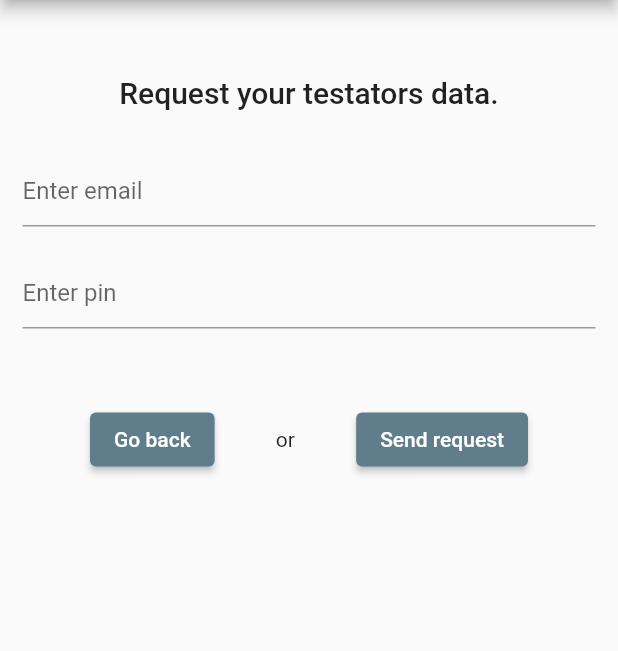
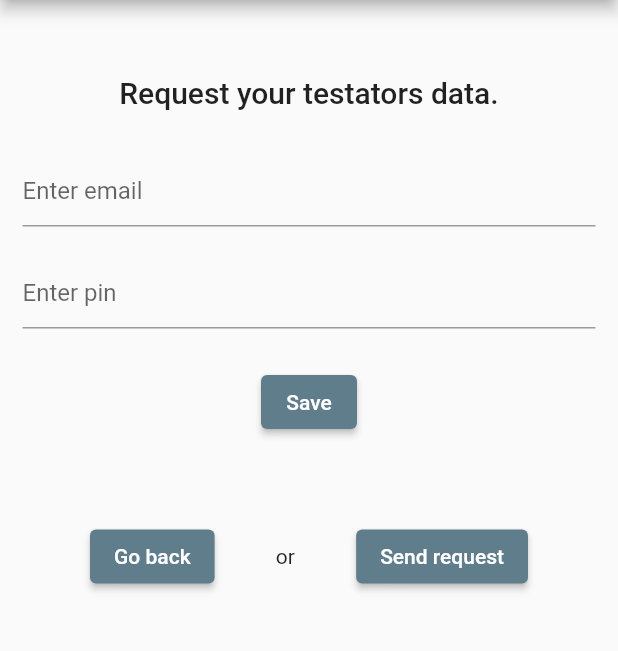
Before and after one commit to gorast-angelovski/willy, a Flutter app: the RequestDataPage screen opened by its route, on a phone screen of 412 x 824 dp, the part 84-735 px from its top. Run offline on Flutter 3.47's test engine with Material 2 defaults, Android fonts, the phone set to English and light mode, and no system bars; our stand-ins replace cloud_firestore, firebase_auth, flutter_spinkit; missing offline and left inert: flutter_email_sender; accounts and stored records are empty.

```diff
--- a/lib/main.dart
+++ b/lib/main.dart
@@ -38,7 +38,7 @@ class MyApp extends StatelessWidget {
               ),
             ),
         '/request-data': (context) =>
-            const RequestDataPage(title: "Willy - Request data"),
+            RequestDataPage(title: "Willy - Request data"),
         '/voice-instructions': (context) =>
             const VoiceInstructionsPage(title: "Willy - Voice instructions"),
         '/images': (context) => const ImagesPage(title: "Willy - Images"),
--- a/lib/model/user.dart
+++ b/lib/model/user.dart
@@ -9,6 +9,7 @@ class ApplicationUserData {
   final String name;
   final String surname;
   final String executorPin;
+  final String executorEmail = "";
 
   ApplicationUserData(
       {required this.uid,
--- a/lib/request_data_page.dart
+++ b/lib/request_data_page.dart
@@ -1,9 +1,14 @@
 import 'package:flutter/material.dart';
+import 'package:willy/service/email_service.dart';
 
 class RequestDataPage extends StatelessWidget {
   final String title;
+  final _formKey = GlobalKey<FormState>();
 
-  const RequestDataPage({Key? key, required this.title}) : super(key: key);
+  final executorEmailController = TextEditingController();
+  final executorPinController = TextEditingController();
+
+  RequestDataPage({Key? key, required this.title}) : super(key: key);
 
   @override
   Widget build(BuildContext context) {
@@ -11,20 +16,80 @@ class RequestDataPage extends StatelessWidget {
       title: Text(title),
     ),
         body: Center(child: Column(children: [
-      Padding( padding: const EdgeInsets.only(top: 50,bottom: 20),
+          Padding(padding: const EdgeInsets.only(top: 50, bottom: 20),
             child: Text(
               'Request your testators data.',
-          style: Theme.of(context).textTheme.headline6,
+              style: Theme
+                  .of(context)
+                  .textTheme
+                  .headline6,
             ),),
-      Padding(padding: EdgeInsets.fromLTRB(15,10,15,10), child: TextFormField(decoration: const InputDecoration(hintText: "Enter email"))),
-      Padding(padding: EdgeInsets.fromLTRB(15,10,15,10), child: TextFormField(decoration: const InputDecoration(hintText: "Enter pin"))),
-      Padding(padding: const EdgeInsets.only(top:40,left: 60,right: 60),
+          Form(
+            key: _formKey,
+            child: Column(
+              children: [
+                Padding(
+                  padding: EdgeInsets.fromLTRB(15, 10, 15, 10),
+                  child: TextFormField(
+                    controller: executorEmailController,
+                    decoration: const InputDecoration(hintText: "Enter email"),
+                    validator: (email) {
+                      if (email == null || email.isEmpty) {
+                        return 'Executor email is required';
+                      }
+                      return null;
+                    },
+                  ),
+                ),
+                Padding(
+                  padding: EdgeInsets.fromLTRB(15, 10, 15, 10),
+                  child: TextFormField(
+                    controller: executorPinController,
+                    decoration:
+                    const InputDecoration(hintText: "Enter pin"),
+                    validator: (pin) {
+                      if (pin == null || pin.isEmpty) {
+                        return 'Pin is required';
+                      }
+                      return null;
+                    },
+                  ),
+                ),
+                Padding(
+                  padding: EdgeInsets.fromLTRB(0, 15, 0, 15),
+                  child: ElevatedButton(
+                    onPressed: () async {
+                      if (_formKey.currentState!.validate()) {
+                        _formKey.currentState!.save();
+                        // TODO onPressed da se povika soodvetniot metod
+                        // await EmailService()
+                        //     .methodName(
+                        //   executorEmailController.text,
+                        //   executorPinController.text,
+                        // );
+                      }
+                      Navigator.pop(context);
+                    },
+                    child: const Text('Save'),
+                  ),
+                ),
+              ],
+            ),
+          ),
+          Padding(padding: const EdgeInsets.only(top: 40, left: 60, right: 60),
               child: Center(
-              child: Row( mainAxisAlignment: MainAxisAlignment.spaceBetween,
+                  child: Row(mainAxisAlignment: MainAxisAlignment.spaceBetween,
                     children: [ Column(children:
-                [ElevatedButton(onPressed:() {Navigator.pop(context);}, child: const Text("Go back")),],),
+                    [ElevatedButton(onPressed: () {
+                      Navigator.pop(context);
+                    }, child: const Text("Go back")),
+                    ],),
                       Column(children: const [Text("or")]),
-                  Column(children: [ElevatedButton(onPressed:() {return;}, child: const Text("Send request"))],)],) ))
+                      Column(children: [ElevatedButton(onPressed: () {
+                        return;
+                      }, child: const Text("Send request"))
+                      ],)
+                    ],)))
         ],)));
   }
 
--- a/pubspec.yaml
+++ b/pubspec.yaml
@@ -39,6 +39,7 @@ dependencies:
   provider: ^4.3.3
   flutter_spinkit: ^4.0.0
   firebase_core: ^0.4.0+9
+  flutter_email_sender: ^5.1.0
 
 dev_dependencies:
   flutter_test:
```
Also changed, not shown: lib/assign_executor_page.dart (+19 -7 lines), lib/service/database_service.dart (+16 -8 lines), lib/service/email_service.dart (added, +33 -0 lines), pubspec.lock. Lines whose indentation alone changed are shown as unchanged.
